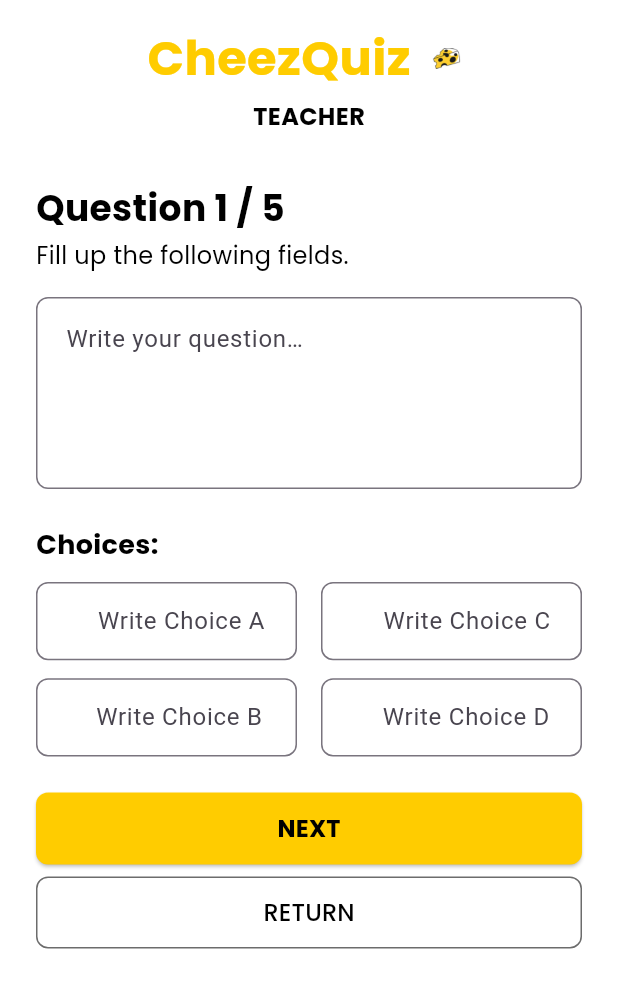
After one commit to KubangPawis/cheez-quiz-app, a Flutter app: the TeacherQuestionPage screen opened by its route, on a phone screen of 412 x 824 dp. The commit adds this screen. Shown: the top 988 px of the screen. Run offline on Flutter 3.47's test engine with Material 3 defaults, Android fonts, the light colour scheme and no system bars; our stand-ins replace google_fonts.

Commit message:
feat: add quiz creation page

```diff
--- a/lib/main.dart
+++ b/lib/main.dart
@@ -1,3 +1,4 @@
+import 'package:cheez_quiz_app/pages/creation.dart';
 import 'package:cheez_quiz_app/pages/home_page.dart';
 import 'package:cheez_quiz_app/pages/login_student.dart';
 import 'package:cheez_quiz_app/pages/login_teacher.dart';
@@ -22,6 +23,7 @@ class CheezQuizApp extends StatelessWidget {
         '/login_teacher': (context) => const TeacherLoginPage(),
         '/login_student': (context) => const StudentLoginPage(),
         '/main_teacher': (context) => const TeacherMainPage(),
+        '/creation': (context) => const TeacherQuestionPage(),
       }
     );
   }
--- /dev/null
+++ b/lib/pages/creation.dart
@@ -0,0 +1,282 @@
+import 'package:flutter/material.dart';
+import 'package:google_fonts/google_fonts.dart';
+
+const primaryColor = 0xFFFFCC00;
+const strokeColor = 0xFF6C6C6C;
+
+class TeacherQuestionPage extends StatefulWidget {
+  final int questionIndex;
+  final int totalQuestions;
+
+  const TeacherQuestionPage({
+    Key? key,
+    this.questionIndex = 1,
+    this.totalQuestions = 5,
+  }) : super(key: key);
+
+  @override
+  _TeacherQuestionPageState createState() => _TeacherQuestionPageState();
+}
+
+class _TeacherQuestionPageState extends State<TeacherQuestionPage> {
+  final _formKey = GlobalKey<FormState>();
+  late TextEditingController _questionCtrl,
+      _choiceA,
+      _choiceB,
+      _choiceC,
+      _choiceD;
+
+  @override
+  void initState() {
+    super.initState();
+    _questionCtrl = TextEditingController();
+    _choiceA = TextEditingController();
+    _choiceB = TextEditingController();
+    _choiceC = TextEditingController();
+    _choiceD = TextEditingController();
+  }
+
+  @override
+  void dispose() {
+    _questionCtrl.dispose();
+    _choiceA.dispose();
+    _choiceB.dispose();
+    _choiceC.dispose();
+    _choiceD.dispose();
+    super.dispose();
+  }
+
+  @override
+  Widget build(BuildContext context) {
+    const double gutter = 24;
+    const double interField = 16;
+
+    Widget choiceField(
+            String label, TextEditingController ctrl, String hintText) =>
+        Expanded(
+          child: TextFormField(
+            controller: ctrl,
+            decoration: InputDecoration(
+              hintText: hintText,
+              border: OutlineInputBorder(
+                borderRadius: BorderRadius.circular(8),
+                borderSide: BorderSide(color: Color(strokeColor)),
+              ),
+              contentPadding:
+                  const EdgeInsets.symmetric(horizontal: 12, vertical: 14),
+              prefix: Text(
+                '$label  ',
+                style: titleStyle(textColor: Colors.black, fontSize: 16),
+              ),
+            ),
+            validator: (v) =>
+                v == null || v.isEmpty ? 'Please enter a choice' : null,
+          ),
+        );
+
+    return Scaffold(
+    backgroundColor: Colors.white,
+    body: SafeArea(
+      child: Center(                            // 1) Center everything
+        child: ConstrainedBox(                  // 2) Constrain the width
+          constraints: const BoxConstraints(maxWidth: 900),
+          child: Padding(
+            padding: const EdgeInsets.symmetric(horizontal: 24, vertical: 16),
+            child: Column(
+              crossAxisAlignment: CrossAxisAlignment.stretch,
+              children: [
+                // --- HEADER (same as before) ---
+                Center(
+                  child: Row(
+                    mainAxisSize: MainAxisSize.min,
+                    children: [
+                      Text('CheezQuiz',
+                          style: titleStyle(
+                            textColor: Color(primaryColor),
+                            fontSize: 32,
+                          )),
+                      const SizedBox(width: 8),
+                      Image.asset(
+                        'assets/cheese-icon.png',
+                        width: 32,
+                        height: 32,
+                      ),
+                    ],
+                  ),
+                ),
+                const SizedBox(height: 4),
+                Center(
+                  child: Text('TEACHER',
+                      style: titleStyle(
+                          textColor: Colors.black, fontSize: 16)),
+                ),
+
+                const SizedBox(height: 32),
+
+                // --- QUESTION LABELS ---
+                Align(
+                  alignment: Alignment.centerLeft,
+                  child: Text(
+                    'Question ${widget.questionIndex} / ${widget.totalQuestions}',
+                    style:
+                        titleStyle(textColor: Colors.black, fontSize: 24),
+                  ),
+                ),
+                const SizedBox(height: 4),
+                Align(
+                  alignment: Alignment.centerLeft,
+                  child: Text(
+                    'Fill up the following fields.',
+                    style: subtitleStyle(
+                        textColor: Colors.black, fontSize: 16),
+                  ),
+                ),
+
+                const SizedBox(height: 16),
+
+                // --- QUESTION BOX ---
+                Form(
+                  key: _formKey,
+                  child: TextFormField(
+                    controller: _questionCtrl,
+                    maxLines: 4,
+                    decoration: InputDecoration(
+                      hintText: 'Write your question…',
+                      border: OutlineInputBorder(
+                        borderRadius: BorderRadius.circular(8),
+                        borderSide:
+                            BorderSide(color: Color(strokeColor)),
+                      ),
+                      contentPadding: const EdgeInsets.all(16),
+                    ),
+                    validator: (v) => (v ?? '').isEmpty
+                        ? 'Please enter a question'
+                        : null,
+                  ),
+                ),
+
+                const SizedBox(height: 24),
+
+                // --- CHOICES LABEL ---
+                Align(
+                  alignment: Alignment.centerLeft,
+                  child: Text(
+                    'Choices:',
+                    style:
+                        titleStyle(textColor: Colors.black, fontSize: 18),
+                  ),
+                ),
+                const SizedBox(height: 12),
+
+                // --- TWO ROWS OF TWO FIELDS ---
+                Row(
+                  children: [
+                    choiceField('A.', _choiceA, 'Write Choice A'),
+                    const SizedBox(width: 16),
+                    choiceField('C.', _choiceC, 'Write Choice C'),
+                  ],
+                ),
+                const SizedBox(height: 12),
+                Row(
+                  children: [
+                    choiceField('B.', _choiceB, 'Write Choice B'),
+                    const SizedBox(width: 16),
+                    choiceField('D.', _choiceD, 'Write Choice D'),
+                  ],
+                ),
+
+                const SizedBox(height: 24),
+
+                // --- BUTTONS (fill the constrained width) ---
+                SizedBox(
+                  height: 48,
+                  width: double.infinity,
+                  child: ElevatedButton(
+                    style: ElevatedButton.styleFrom(
+                      backgroundColor: Color(primaryColor),
+                      shape: RoundedRectangleBorder(
+                        borderRadius: BorderRadius.circular(8),
+                      ),
+                    ),
+                    onPressed: () {
+                      if (_formKey.currentState!.validate()) {
+                        // TODO: next logic
+                      }
+                    },
+                    child: Text(
+                      'NEXT',
+                      style: titleStyle(
+                          textColor: Colors.black, fontSize: 16),
+                    ),
+                  ),
+                ),
+                const SizedBox(height: 8),
+                SizedBox(
+                  height: 48,
+                  width: double.infinity,
+                  child: OutlinedButton(
+                    style: OutlinedButton.styleFrom(
+                      side: BorderSide(color: Color(strokeColor)),
+                      shape: RoundedRectangleBorder(
+                        borderRadius: BorderRadius.circular(8),
+                      ),
+                    ),
+                    onPressed: () => Navigator.of(context).pop(),
+                    child: Text(
+                      'RETURN',
+                      style: subtitleStyle(
+                          textColor: Colors.black, fontSize: 16),
+                    ),
+                  ),
+                ),
+              ],
+            ),
+          ),
+        ),
+      ),
+    ),
+  );
+}
+
+// reuse your text styles:
+TextStyle titleStyle({required Color textColor, required double? fontSize}) {
+  return GoogleFonts.poppins(
+    textStyle: TextStyle(
+      fontSize: fontSize,
+      fontWeight: FontWeight.bold,
+      color: textColor,
+    ),
+  );
+}
+
+TextStyle subtitleStyle({required Color textColor, required double? fontSize}) {
+  return GoogleFonts.poppins(
+    textStyle: TextStyle(
+      fontSize: fontSize,
+      color: textColor,
+    ),
+  );
+}
+
+Widget choiceField(
+    String label, TextEditingController ctrl, String hintText) {
+  return Expanded(
+    child: TextFormField(
+      controller: ctrl,
+      decoration: InputDecoration(
+        hintText: hintText,
+        border: OutlineInputBorder(
+          borderRadius: BorderRadius.circular(8),
+          borderSide: BorderSide(color: Color(strokeColor)),
+        ),
+        contentPadding:
+            const EdgeInsets.symmetric(horizontal: 12, vertical: 14),
+        prefix: Text('$label  ',
+            style: titleStyle(textColor: Colors.black, fontSize: 16)),
+      ),
+      validator: (v) =>
+          (v ?? '').isEmpty ? 'Please enter a choice' : null,
+    ),
+  );
+}
+}
```
